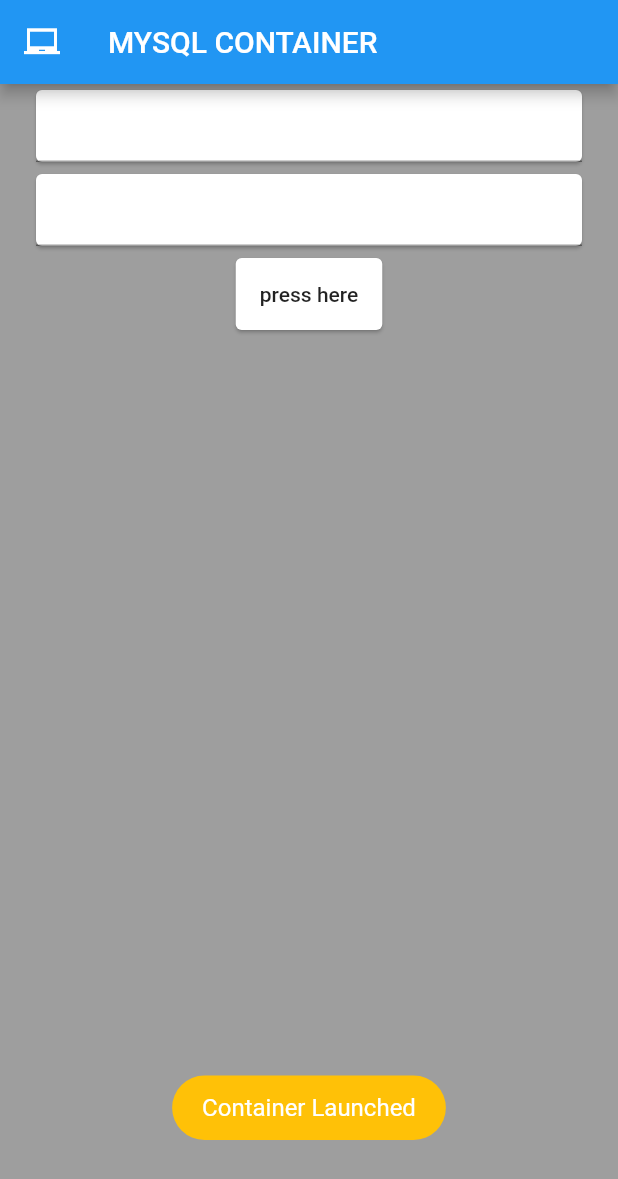
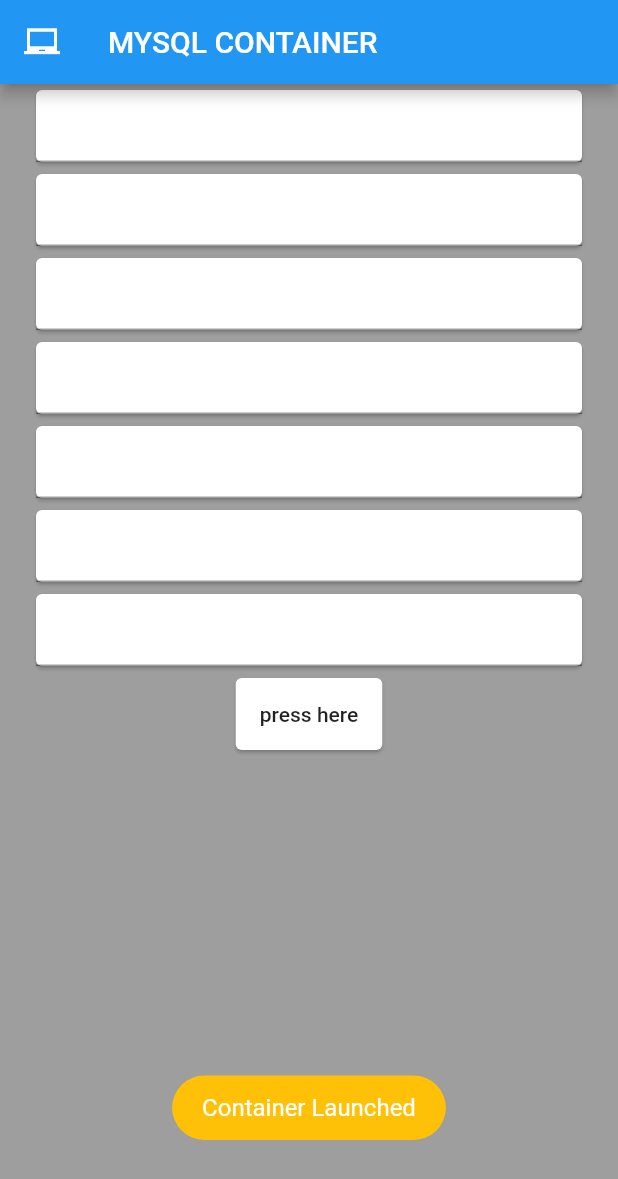
Before and after one commit to aaditya2801/dockerApp, a Flutter app: the MySql screen opened directly, after a tap on "press here", on a phone screen of 412 x 824 dp. Shown: the top 1179 px of the screen. Run offline on Flutter 3.47's test engine with Material 2 defaults, Android fonts, the phone set to English and light mode, and no system bars; our stand-ins replace fluttertoast; missing offline and left inert: flutter_statusbarcolor; network calls fail.

Commit message:
Update mysql.dart

```diff
--- a/lib/mysql.dart
+++ b/lib/mysql.dart
@@ -4,7 +4,8 @@
 import 'package:fluttertoast/fluttertoast.dart';
 
 web(rootpass, mysqluser, mysqlpass, mysqldb, volume, osname, imagename) async {
-  var url = "http://192.168.29.56/cgi-bin/web.py?x=${osname}&y=${imagename}";
+  var url =
+      "http://192.168.29.56/cgi-bin/web.py?z=${rootpass}&a=${mysqluser}&b=${mysqlpass}&c=${mysqldb}&d=${volume}&x=${osname}&y=${imagename}";
   var r = await http.get(url);
   print(r.body);
 }
@@ -20,6 +21,11 @@
       fontSize: 16.0);
 }
 
+String rootpass;
+String mysqluser;
+String mysqlpass;
+String mysqldb;
+String volume;
 String osname;
 String imagename;
 
@@ -40,6 +46,41 @@
               Card(
                 child: TextField(
                   onChanged: (val) {
+                    rootpass = val;
+                  },
+                ),
+              ),
+              Card(
+                child: TextField(
+                  onChanged: (val) {
+                    mysqluser = val;
+                  },
+                ),
+              ),
+              Card(
+                child: TextField(
+                  onChanged: (val) {
+                    mysqlpass = val;
+                  },
+                ),
+              ),
+              Card(
+                child: TextField(
+                  onChanged: (val) {
+                    mysqldb = val;
+                  },
+                ),
+              ),
+              Card(
+                child: TextField(
+                  onChanged: (val) {
+                    volume = val;
+                  },
+                ),
+              ),
+              Card(
+                child: TextField(
+                  onChanged: (val) {
                     osname = val;
                   },
                 ),
@@ -55,7 +96,8 @@
                 child: FlatButton(
                     onPressed: () {
                       myt2();
-                      web(osname, imagename);
+                      web(rootpass, mysqluser, mysqlpass, mysqldb, volume,
+                          osname, imagename);
                     },
                     child: Text('press here')),
               )
```
